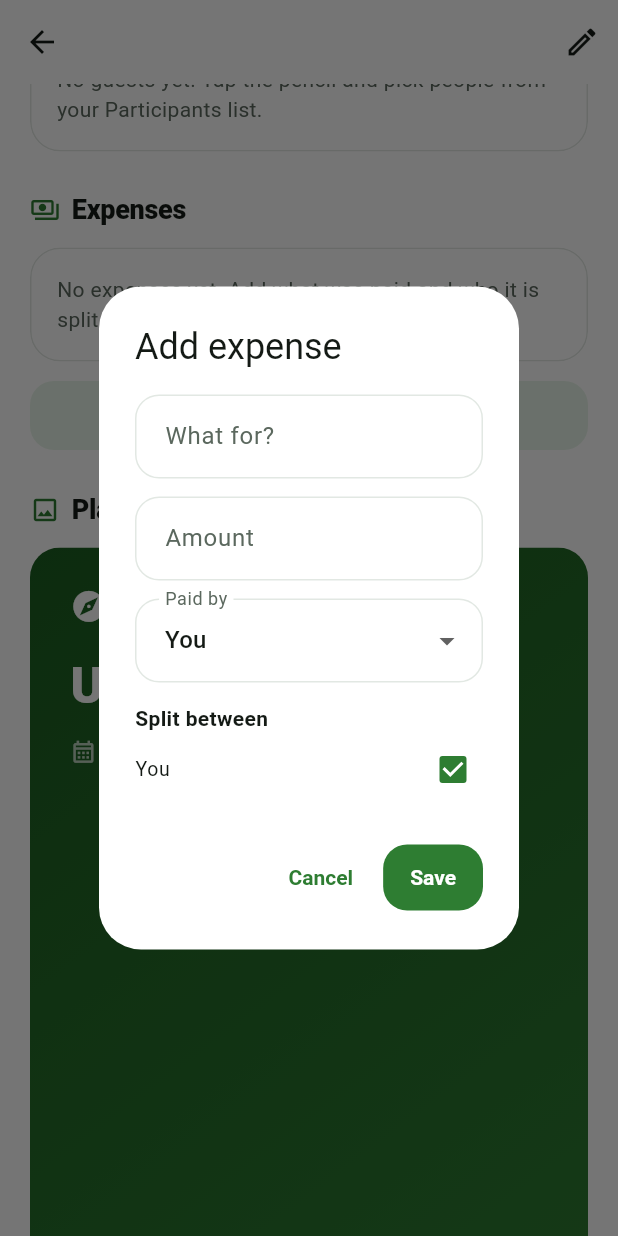
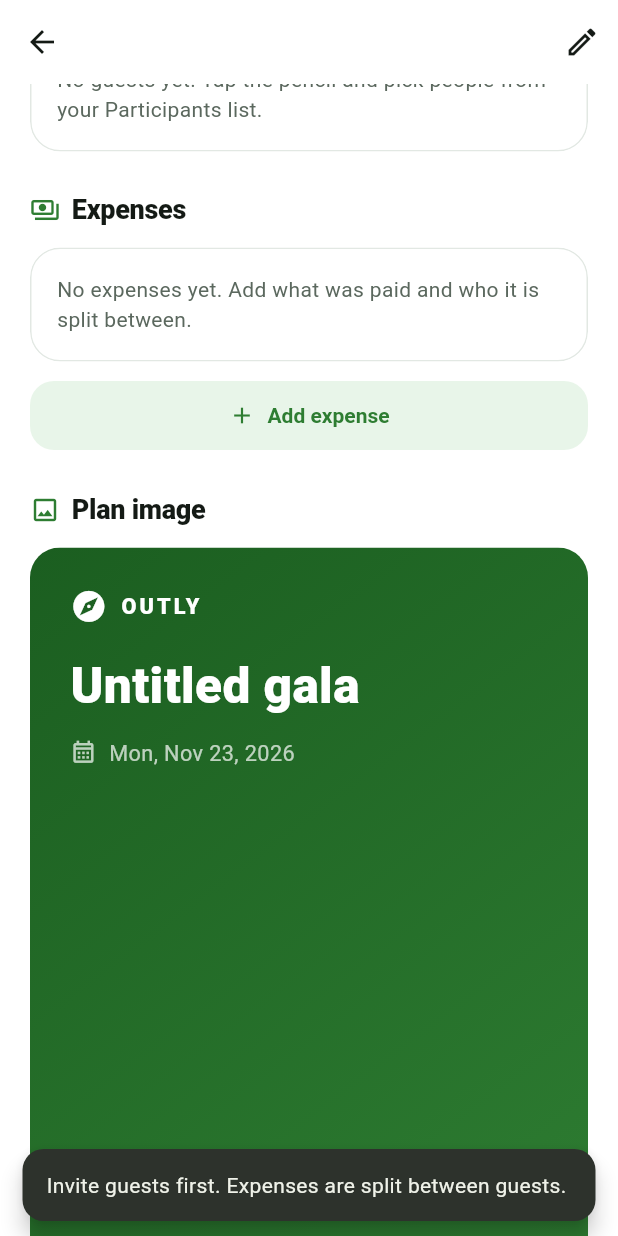
Before and after one commit to ShinHank/Outly, a Flutter app: the GalaDetailPage screen opened directly with empty values, scrolled down 576 dp, after a tap on "Add expense", on a phone screen of 412 x 824 dp. Run offline on Flutter 3.47's test engine with Material 3 defaults, Android fonts, the phone set to English and light mode, and no system bars; our stand-ins replace flutter_local_notifications, flutter_map, latlong2, share_plus, shared_preferences, timezone; missing offline and left inert: gal; accounts and stored records are empty.

Commit message:
fix: expenses split fix

```diff
--- a/lib/screens/gala_detail_page.dart
+++ b/lib/screens/gala_detail_page.dart
@@ -18,6 +18,7 @@ import '../models/weather_info.dart';
 import '../services/api_service.dart';
 import '../theme/app_theme.dart';
 import '../widgets/common.dart';
+import '../widgets/expense_dialog.dart';
 import '../widgets/nearby_section.dart';
 import '../widgets/plan_card.dart';
 import 'gala_editor.dart';
@@ -244,7 +245,8 @@ class _GalaDetailPageState extends State<GalaDetailPage> {
   }
 
   String nameOf(String id) {
-    if (id == hostId) return 'You';
+    // Older galas may still reference the host.
+    if (id == hostId) return 'Host';
     for (final person in widget.people) {
       if (person.id == id) return person.name.isEmpty ? 'Unnamed' : person.name;
     }
@@ -287,108 +289,14 @@ class _GalaDetailPageState extends State<GalaDetailPage> {
     List<Participant> invited, [
     Expense? existing,
   ]) async {
-    final everyone = [hostId, ...invited.map((person) => person.id)];
-    final title = TextEditingController(text: existing?.title);
-    final amount = TextEditingController(
-      text: existing == null ? '' : existing.amount.toString(),
-    );
-    var paidBy = existing != null && everyone.contains(existing.paidBy)
-        ? existing.paidBy
-        : hostId;
-    final split = <String>{
-      ...(existing?.splitWith ?? everyone).where(everyone.contains),
-    };
+    if (invited.isEmpty) {
+      message('Invite guests first. Expenses are split between guests.');
+      return;
+    }
     final result = await showDialog<Expense>(
       context: context,
-      builder: (dialogContext) => StatefulBuilder(
-        builder: (context, setLocal) => AlertDialog(
-          title: Text(existing == null ? 'Add expense' : 'Edit expense'),
-          content: SingleChildScrollView(
-            child: Column(
-              mainAxisSize: MainAxisSize.min,
-              crossAxisAlignment: CrossAxisAlignment.start,
-              children: [
-                TextField(
-                  controller: title,
-                  textCapitalization: TextCapitalization.sentences,
-                  decoration: const InputDecoration(labelText: 'What for?'),
-                ),
-                const SizedBox(height: 12),
-                TextField(
-                  controller: amount,
-                  keyboardType: const TextInputType.numberWithOptions(
-                    decimal: true,
-                  ),
-                  decoration: InputDecoration(
-                    labelText: 'Amount',
-                    prefixText: '$currency ',
-                  ),
-                ),
-                const SizedBox(height: 12),
-                DropdownButtonFormField<String>(
-                  initialValue: paidBy,
-                  decoration: const InputDecoration(labelText: 'Paid by'),
-                  items: everyone
-                      .map(
-                        (id) => DropdownMenuItem(
-                          value: id,
-                          child: Text(nameOf(id)),
-                        ),
-                      )
-                      .toList(),
-                  onChanged: (value) => setLocal(() => paidBy = value ?? paidBy),
-                ),
-                const SizedBox(height: 14),
-                const Text(
-                  'Split between',
-                  style: TextStyle(fontWeight: FontWeight.w700),
-                ),
-                ...everyone.map(
-                  (id) => CheckboxListTile(
-                    dense: true,
-                    contentPadding: EdgeInsets.zero,
-                    value: split.contains(id),
-                    title: Text(nameOf(id)),
-                    onChanged: (value) => setLocal(
-                      () => value == true ? split.add(id) : split.remove(id),
-                    ),
-                  ),
-                ),
-              ],
-            ),
-          ),
-          actions: [
-            TextButton(
-              onPressed: () => Navigator.pop(dialogContext),
-              child: const Text('Cancel'),
-            ),
-            FilledButton(
-              onPressed: () {
-                final value = double.tryParse(
-                  amount.text.trim().replaceAll(',', ''),
-                );
-                if (value == null || value <= 0 || split.isEmpty) return;
-                Navigator.pop(
-                  dialogContext,
-                  Expense(
-                    id: existing?.id,
-                    title: title.text.trim().isEmpty
-                        ? 'Expense'
-                        : title.text.trim(),
-                    amount: value,
-                    paidBy: paidBy,
-                    splitWith: split.toList(),
-                  ),
-                );
-              },
-              child: const Text('Save'),
-            ),
-          ],
-        ),
-      ),
+      builder: (_) => ExpenseDialog(people: invited, existing: existing),
     );
-    title.dispose();
-    amount.dispose();
     if (result == null || !mounted) return;
     final list = [...gala.expenses];
     final index = list.indexWhere((item) => item.id == result.id);
@@ -420,15 +328,11 @@ class _GalaDetailPageState extends State<GalaDetailPage> {
       ..writeln()
       ..writeln('Total: ${money(total)}');
     final transfers = settle(balances(gala.expenses));
-    if (transfers.isNotEmpty) {
-      buffer
-        ..writeln()
-        ..writeln('Settle up:');
-      for (final t in transfers) {
-        buffer.writeln(
-          '• ${nameOf(t.from)} pays ${nameOf(t.to)} ${money(t.amount)}',
-        );
-      }
+    buffer
+      ..writeln()
+      ..writeln(transfers.isEmpty ? 'Everyone is settled up.' : 'Who owes who:');
+    for (final t in transfers) {
+      buffer.writeln('• ${nameOf(t.from)} owes ${nameOf(t.to)} ${money(t.amount)}');
     }
     return buffer.toString().trimRight();
   }
@@ -493,14 +397,44 @@ class _GalaDetailPageState extends State<GalaDetailPage> {
           ),
         ),
       ],
-      if (transfers.isNotEmpty) ...[
+      if (expenses.isNotEmpty) ...[
+        const SizedBox(height: 16),
+        const Text(
+          'Who owes who',
+          style: TextStyle(fontWeight: FontWeight.w800, fontSize: 15),
+        ),
         const SizedBox(height: 8),
-        const Text('Settle up', style: TextStyle(fontWeight: FontWeight.w700)),
-        for (final t in transfers)
-          Padding(
-            padding: const EdgeInsets.only(top: 4),
-            child: Text(
-              '${nameOf(t.from)} pays ${nameOf(t.to)} ${money(t.amount)}',
+        if (transfers.isEmpty)
+          const MessageCard('Everyone is settled up.')
+        else
+          Card(
+            child: Column(
+              children: [
+                for (var i = 0; i < transfers.length; i++) ...[
+                  if (i > 0) const Divider(),
+                  ListTile(
+                    leading: CircleAvatar(
+                      backgroundColor: context.soft,
+                      child: Icon(
+                        Icons.arrow_forward_rounded,
+                        size: 20,
+                        color: context.brandColor,
+                      ),
+                    ),
+                    title: Text(
+                      '${nameOf(transfers[i].from)} owes ${nameOf(transfers[i].to)}',
+                      style: const TextStyle(fontWeight: FontWeight.w700),
+                    ),
+                    trailing: Text(
+                      money(transfers[i].amount),
+                      style: const TextStyle(
+                        fontWeight: FontWeight.w800,
+                        fontSize: 16,
+                      ),
+                    ),
+                  ),
+                ],
+              ],
             ),
           ),
       ],
@@ -738,7 +672,10 @@ class _GalaDetailPageState extends State<GalaDetailPage> {
                 // Tapping a stop opens its website (or a web search).
                 onTap: () => openPlacePage(
                   context,
+                  api: widget.api,
                   name: places[i].name,
+                  latitude: places[i].latitude,
+                  longitude: places[i].longitude,
                   website: places[i].website,
                 ),
               ),
--- a/lib/screens/gala_editor.dart
+++ b/lib/screens/gala_editor.dart
@@ -819,7 +819,10 @@ class _GalaEditorState extends State<GalaEditor> {
                                 case 'web':
                                   openPlacePage(
                                     context,
+                                    api: widget.api,
                                     name: locations[index].name,
+                                    latitude: locations[index].latitude,
+                                    longitude: locations[index].longitude,
                                     website: locations[index].website,
                                   );
                                 case 'rename':
--- a/lib/widgets/nearby_section.dart
+++ b/lib/widgets/nearby_section.dart
@@ -241,7 +241,10 @@ class _NearbySectionState extends State<NearbySection> {
       // Tap a place to read about it before deciding to add it.
       onTap: () => openPlacePage(
         context,
+        api: widget.api,
         name: place.name,
+        latitude: place.latitude,
+        longitude: place.longitude,
         website: place.website,
       ),
       trailing: added
```
Also changed, not shown: lib/core/links.dart (+18 -7 lines), lib/screens/participants_page.dart (+2 -44 lines), lib/services/api_service.dart (+39 -0 lines), lib/widgets/expense_dialog.dart (added, +174 -0 lines), lib/widgets/participant_dialog.dart (added, +84 -0 lines).
